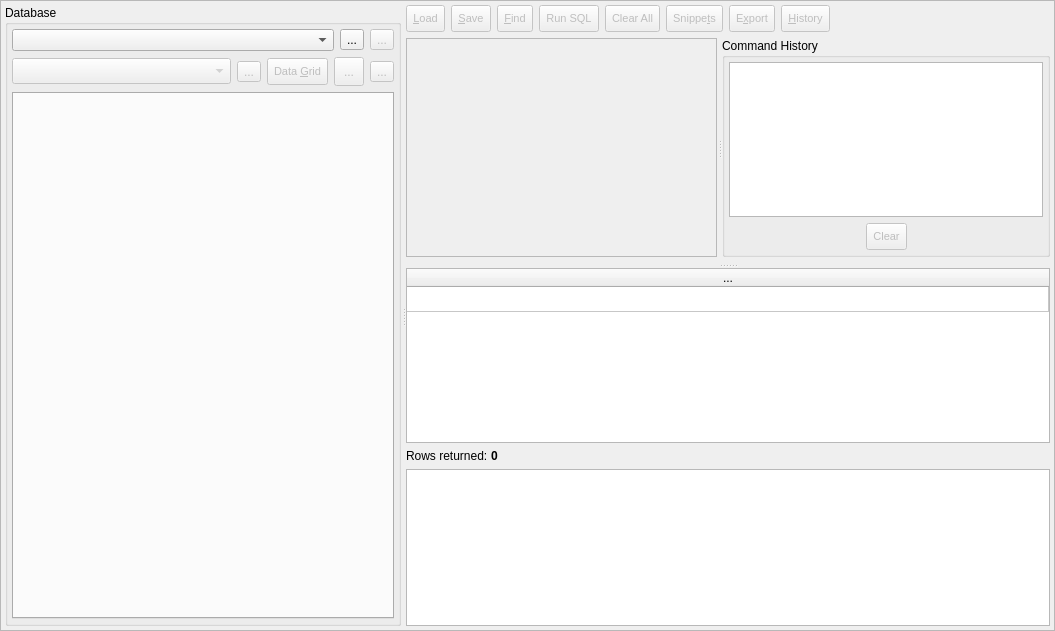
The window that libpgmodeler_ui/ui/sqltoolwidget.ui (pgmodeler/pgmodeler) describes before a commit, drawn with Qt 5.
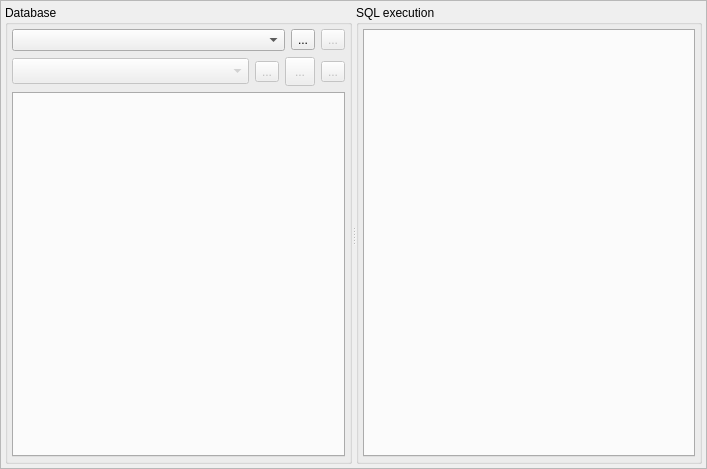
The same window after the commit. Icons and pictures are not drawn.

Diff of the .ui file:
```diff
--- a/libpgmodeler_ui/ui/sqltoolwidget.ui
+++ b/libpgmodeler_ui/ui/sqltoolwidget.ui
@@ -6,8 +6,8 @@
    <rect>
     <x>0</x>
     <y>0</y>
-    <width>1055</width>
-    <height>631</height>
+    <width>707</width>
+    <height>469</height>
    </rect>
   </property>
   <property name="windowTitle">
@@ -52,7 +52,7 @@
      <property name="frameShape">
       <enum>QFrame::StyledPanel</enum>
      </property>
-     <layout class="QGridLayout" name="gridLayout">
+     <layout class="QGridLayout" name="gridLayout_2">
       <property name="leftMargin">
        <number>4</number>
       </property>
@@ -70,9 +70,6 @@
         <property name="orientation">
          <enum>Qt::Horizontal</enum>
         </property>
-        <property name="handleWidth">
-         <number>5</number>
-        </property>
         <property name="childrenCollapsible">
          <bool>false</bool>
         </property>
@@ -212,46 +209,6 @@
               </property>
              </widget>
             </item>
-            <item>
-             <widget class="QToolButton" name="data_grid_tb">
-              <property name="enabled">
-               <bool>false</bool>
-              </property>
-              <property name="minimumSize">
-               <size>
-                <width>0</width>
-                <height>27</height>
-               </size>
-              </property>
-              <property name="font">
-               <font>
-                <pointsize>8</pointsize>
-               </font>
-              </property>
-              <property name="toolTip">
-               <string>Open the grid to visualize / edit data</string>
-              </property>
-              <property name="text">
-               <string>Data &amp;Grid</string>
-              </property>
-              <property name="icon">
-               <iconset resource="../res/resources.qrc">
-                <normaloff>:/icones/icones/result.png</normaloff>:/icones/icones/result.png</iconset>
-              </property>
-              <property name="iconSize">
-               <size>
-                <width>22</width>
-                <height>22</height>
-               </size>
-              </property>
-              <property name="shortcut">
-               <string>Alt+G</string>
-              </property>
-              <property name="toolButtonStyle">
-               <enum>Qt::ToolButtonIconOnly</enum>
-              </property>
-             </widget>
-            </item>
             <item>
              <widget class="QToolButton" name="drop_db_tb">
               <property name="enabled">
@@ -330,695 +287,49 @@
           </item>
          </layout>
         </widget>
-        <widget class="QSplitter" name="v_splitter">
-         <property name="orientation">
-          <enum>Qt::Vertical</enum>
+        <widget class="QGroupBox" name="sqlexec_gb">
+         <property name="sizePolicy">
+          <sizepolicy hsizetype="Expanding" vsizetype="Preferred">
+           <horstretch>0</horstretch>
+           <verstretch>0</verstretch>
+          </sizepolicy>
          </property>
-         <property name="handleWidth">
-          <number>5</number>
+         <property name="title">
+          <string>SQL execution</string>
          </property>
-         <property name="childrenCollapsible">
-          <bool>false</bool>
-         </property>
-         <widget class="QWidget" name="layoutWidget">
-          <layout class="QVBoxLayout" name="verticalLayout_3">
-           <property name="spacing">
-            <number>6</number>
-           </property>
-           <item>
-            <layout class="QHBoxLayout" name="horizontalLayout">
-             <item>
-              <widget class="QToolButton" name="load_tb">
-               <property name="enabled">
-                <bool>false</bool>
-               </property>
-               <property name="minimumSize">
-                <size>
-                 <width>0</width>
-                 <height>27</height>
-                </size>
-               </property>
-               <property name="font">
-                <font>
-                 <pointsize>8</pointsize>
-                </font>
-               </property>
-               <property name="toolTip">
-                <string>Load SQL script</string>
-               </property>
-               <property name="text">
-                <string>&amp;Load</string>
-               </property>
-               <property name="icon">
-                <iconset resource="../res/resources.qrc">
-                 <normaloff>:/icones/icones/abrir.png</normaloff>:/icones/icones/abrir.png</iconset>
-               </property>
-               <property name="iconSize">
-                <size>
-                 <width>20</width>
-                 <height>20</height>
-                </size>
-               </property>
-               <property name="shortcut">
-                <string notr="true">Alt+L</string>
-               </property>
-               <property name="checkable">
-                <bool>false</bool>
-               </property>
-               <property name="checked">
-                <bool>false</bool>
-               </property>
-               <property name="toolButtonStyle">
-                <enum>Qt::ToolButtonTextBesideIcon</enum>
-               </property>
-              </widget>
-             </item>
-             <item>
-              <widget class="QToolButton" name="save_tb">
-               <property name="enabled">
-                <bool>false</bool>
-               </property>
-               <property name="minimumSize">
-                <size>
-                 <width>0</width>
-                 <height>27</height>
-                </size>
-               </property>
-               <property name="font">
-                <font>
-                 <pointsize>8</pointsize>
-                </font>
-               </property>
-               <property name="toolTip">
-                <string>Save SQL commands</string>
-               </property>
-               <property name="text">
-                <string>&amp;Save</string>
-               </property>
-               <property name="icon">
-                <iconset resource="../res/resources.qrc">
-                 <normaloff>:/icones/icones/salvar.png</normaloff>:/icones/icones/salvar.png</iconset>
-               </property>
-               <property name="iconSize">
-                <size>
-                 <width>20</width>
-                 <height>20</height>
-                </size>
-               </property>
-               <property name="shortcut">
-                <string notr="true">Alt+S</string>
-               </property>
-               <property name="checkable">
-                <bool>false</bool>
-               </property>
-               <property name="checked">
-                <bool>false</bool>
-               </property>
-               <property name="popupMode">
-                <enum>QToolButton::InstantPopup</enum>
-               </property>
-               <property name="toolButtonStyle">
-                <enum>Qt::ToolButtonTextBesideIcon</enum>
-               </property>
-              </widget>
-             </item>
-             <item>
-              <widget class="QToolButton" name="find_tb">
-               <property name="enabled">
-                <bool>false</bool>
-               </property>
-               <property name="minimumSize">
-                <size>
-                 <width>0</width>
-                 <height>27</height>
-                </size>
-               </property>
-               <property name="font">
-                <font>
-                 <pointsize>8</pointsize>
-                </font>
-               </property>
-               <property name="toolTip">
-                <string>Save SQL commands</string>
-               </property>
-               <property name="text">
-                <string>&amp;Find</string>
-               </property>
-               <property name="icon">
-                <iconset resource="../res/resources.qrc">
-                 <normaloff>:/icones/icones/buscar.png</normaloff>:/icones/icones/buscar.png</iconset>
-               </property>
-               <property name="iconSize">
-                <size>
-                 <width>20</width>
-                 <height>20</height>
-                </size>
-               </property>
-               <property name="shortcut">
-                <string>Alt+F</string>
-               </property>
-               <property name="checkable">
-                <bool>true</bool>
-               </property>
-               <property name="checked">
-                <bool>false</bool>
-               </property>
-               <property name="popupMode">
-                <enum>QToolButton::InstantPopup</enum>
-               </property>
-               <property name="toolButtonStyle">
-                <enum>Qt::ToolButtonTextBesideIcon</enum>
-               </property>
-              </widget>
-             </item>
-             <item>
-              <widget class="QToolButton" name="run_sql_tb">
-               <property name="enabled">
-                <bool>false</bool>
-               </property>
-               <property name="sizePolicy">
-                <sizepolicy hsizetype="Fixed" vsizetype="Fixed">
-                 <horstretch>0</horstretch>
-                 <verstretch>0</verstretch>
-                </sizepolicy>
-               </property>
-               <property name="minimumSize">
-                <size>
-                 <width>0</width>
-                 <height>27</height>
-                </size>
-               </property>
-               <property name="font">
-                <font>
-                 <pointsize>8</pointsize>
-                </font>
-               </property>
-               <property name="toolTip">
-                <string>Run the specified SQL command</string>
-               </property>
-               <property name="text">
-                <string>Run SQL</string>
-               </property>
-               <property name="icon">
-                <iconset resource="../res/resources.qrc">
-                 <normaloff>:/icones/icones/run.png</normaloff>:/icones/icones/run.png</iconset>
-               </property>
-               <property name="iconSize">
-                <size>
-                 <width>20</width>
-                 <height>20</height>
-                </size>
-               </property>
-               <property name="shortcut">
-                <string>F6</string>
-               </property>
-               <property name="toolButtonStyle">
-                <enum>Qt::ToolButtonTextBesideIcon</enum>
-               </property>
-              </widget>
-             </item>
-             <item>
-              <widget class="QToolButton" name="clear_btn">
-               <property name="enabled">
-                <bool>false</bool>
-               </property>
-               <property name="minimumSize">
-                <size>
-                 <width>0</width>
-                 <height>27</height>
-                </size>
-               </property>
-               <property name="font">
-                <font>
-                 <pointsize>8</pointsize>
-                </font>
-               </property>
-               <property name="toolTip">
-                <string>Clear sql input field and results</string>
-               </property>
-               <property name="text">
-                <string>Clear All</string>
-               </property>
-               <property name="icon">
-                <iconset resource="../res/resources.qrc">
-                 <normaloff>:/icones/icones/limpartexto.png</normaloff>:/icones/icones/limpartexto.png</iconset>
-               </property>
-               <property name="iconSize">
-                <size>
-                 <width>20</width>
-                 <height>20</height>
-                </size>
-               </property>
-               <property name="toolButtonStyle">
-                <enum>Qt::ToolButtonTextBesideIcon</enum>
-               </property>
-              </widget>
-             </item>
-             <item>
-              <widget class="QToolButton" name="snippets_tb">
-               <property name="enabled">
-                <bool>false</bool>
-               </property>
-               <property name="minimumSize">
-                <size>
-                 <width>0</width>
-                 <height>27</height>
-                </size>
-               </property>
-               <property name="font">
-                <font>
-                 <pointsize>8</pointsize>
-                </font>
-               </property>
-               <property name="toolTip">
-                <string>Export results to a CSV file</string>
-               </property>
-               <property name="text">
-                <string>Snippe&amp;ts</string>
-               </property>
-               <property name="icon">
-                <iconset resource="../res/resources.qrc">
-                 <normaloff>:/icones/icones/codesnippet.png</normaloff>:/icones/icones/codesnippet.png</iconset>
-               </property>
-               <property name="iconSize">
-                <size>
-                 <width>20</width>
-                 <height>20</height>
-                </size>
-               </property>
-               <property name="shortcut">
-                <string notr="true">Alt+X</string>
-               </property>
-               <property name="checkable">
-                <bool>false</bool>
-               </property>
-               <property name="checked">
-                <bool>false</bool>
-               </property>
-               <property name="popupMode">
-                <enum>QToolButton::InstantPopup</enum>
-               </property>
-               <property name="toolButtonStyle">
-                <enum>Qt::ToolButtonTextBesideIcon</enum>
-               </property>
-              </widget>
-             </item>
-             <item>
-              <widget class="QToolButton" name="export_tb">
-               <property name="enabled">
-                <bool>false</bool>
-               </property>
-               <property name="minimumSize">
-                <size>
-                 <width>0</width>
-                 <height>27</height>
-                </size>
-               </property>
-               <property name="font">
-                <font>
-                 <pointsize>8</pointsize>
-                </font>
-               </property>
-               <property name="toolTip">
-                <string>Export results to a CSV file</string>
-               </property>
-               <property name="text">
-                <string>E&amp;xport</string>
-               </property>
-               <property name="icon">
-                <iconset resource="../res/resources.qrc">
-                 <normaloff>:/icones/icones/exportdata.png</normaloff>:/icones/icones/exportdata.png</iconset>
-               </property>
-               <property name="iconSize">
-                <size>
-                 <width>20</width>
-                 <height>20</height>
-                </size>
-               </property>
-               <property name="shortcut">
-                <string notr="true">Alt+X</string>
-               </property>
-               <property name="checkable">
-                <bool>false</bool>
-               </property>
-               <property name="checked">
-                <bool>false</bool>
-               </property>
-               <property name="toolButtonStyle">
-                <enum>Qt::ToolButtonTextBesideIcon</enum>
-               </property>
-              </widget>
-             </item>
-             <item>
-              <widget class="QToolButton" name="history_tb">
-               <property name="enabled">
-                <bool>false</bool>
-               </property>
-               <property name="minimumSize">
-                <size>
-                 <width>0</width>
-                 <height>27</height>
-                </size>
-               </property>
-               <property name="font">
-                <font>
-                 <pointsize>8</pointsize>
-                </font>
-               </property>
-               <property name="toolTip">
-                <string>Shows the command history</string>
-               </property>
-               <property name="text">
-                <string>&amp;History</string>
-               </property>
-               <property name="icon">
-                <iconset resource="../res/resources.qrc">
-                 <normaloff>:/icones/icones/visaolista.png</normaloff>:/icones/icones/visaolista.png</iconset>
-               </property>
-               <property name="iconSize">
-                <size>
-                 <width>20</width>
-                 <height>20</height>
-                </size>
-               </property>
-               <property name="shortcut">
-                <string>Alt+H</string>
-               </property>
-               <property name="checkable">
-                <bool>true</bool>
-               </property>
-               <property name="checked">
-                <bool>false</bool>
-               </property>
-               <property name="toolButtonStyle">
-                <enum>Qt::ToolButtonTextBesideIcon</enum>
-               </property>
-              </widget>
-             </item>
-             <item>
-              <spacer name="horizontalSpacer">
-               <property name="orientation">
-                <enum>Qt::Horizontal</enum>
-               </property>
-               <property name="sizeHint" stdset="0">
-                <size>
-                 <width>40</width>
-                 <height>20</height>
-                </size>
-               </property>
-              </spacer>
-             </item>
-            </layout>
-           </item>
-           <item>
-            <widget class="QSplitter" name="h_splitter1">
-             <property name="orientation">
-              <enum>Qt::Horizontal</enum>
-             </property>
-             <property name="handleWidth">
-              <number>5</number>
-             </property>
-             <property name="childrenCollapsible">
-              <bool>false</bool>
-             </property>
-             <widget class="QTextEdit" name="sql_cmd_txt">
-              <property name="enabled">
-               <bool>false</bool>
-              </property>
-              <property name="tabChangesFocus">
-               <bool>true</bool>
-              </property>
-              <property name="lineWrapMode">
-               <enum>QTextEdit::NoWrap</enum>
-              </property>
-             </widget>
-             <widget class="QGroupBox" name="cmd_history_gb">
-              <property name="sizePolicy">
-               <sizepolicy hsizetype="Preferred" vsizetype="Expanding">
-                <horstretch>0</horstretch>
-                <verstretch>0</verstretch>
-               </sizepolicy>
-              </property>
-              <property name="title">
-               <string>Command History</string>
-              </property>
-              <layout class="QGridLayout" name="gridLayout_7">
-               <property name="leftMargin">
-                <number>4</number>
-               </property>
-               <property name="topMargin">
-                <number>4</number>
-               </property>
-               <property name="rightMargin">
-                <number>4</number>
-               </property>
-               <property name="bottomMargin">
-                <number>4</number>
-               </property>
-               <item row="1" column="0">
-                <spacer name="horizontalSpacer_7">
-                 <property name="orientation">
-                  <enum>Qt::Horizontal</enum>
-                 </property>
-                 <property name="sizeHint" stdset="0">
-                  <size>
-                   <width>40</width>
-                   <height>20</height>
-                  </size>
-                 </property>
-                </spacer>
-               </item>
-               <item row="1" column="1">
-                <widget class="QToolButton" name="clear_history_btn">
-                 <property name="enabled">
-                  <bool>false</bool>
-                 </property>
-                 <property name="minimumSize">
-                  <size>
-                   <width>0</width>
-                   <height>27</height>
-                  </size>
-                 </property>
-                 <property name="font">
-                  <font>
-                   <pointsize>8</pointsize>
-                  </font>
-                 </property>
-                 <property name="toolTip">
-                  <string>Clear sql input field and results.</string>
-                 </property>
-                 <property name="text">
-                  <string>Clear</string>
-                 </property>
-                 <property name="icon">
-                  <iconset resource="../res/resources.qrc">
-                   <normaloff>:/icones/icones/limpartexto.png</normaloff>:/icones/icones/limpartexto.png</iconset>
-                 </property>
-                 <property name="iconSize">
-                  <size>
-                   <width>20</width>
-                   <height>20</height>
-                  </size>
-                 </property>
-                 <property name="toolButtonStyle">
-                  <enum>Qt::ToolButtonTextBesideIcon</enum>
-                 </property>
-                </widget>
-               </item>
-               <item row="1" column="2">
-                <spacer name="horizontalSpacer_8">
-                 <property name="orientation">
-                  <enum>Qt::Horizontal</enum>
-                 </property>
-                 <property name="sizeHint" stdset="0">
-                  <size>
-                   <width>40</width>
-                   <height>20</height>
-                  </size>
-                 </property>
-                </spacer>
-               </item>
-               <item row="0" column="0" colspan="3">
-                <widget class="QListWidget" name="cmd_history_lst">
-                 <property name="editTriggers">
-                  <set>QAbstractItemView::NoEditTriggers</set>
-                 </property>
-                 <property name="uniformItemSizes">
-                  <bool>true</bool>
-                 </property>
-                </widget>
-               </item>
-              </layout>
-             </widget>
-            </widget>
-           </item>
-           <item>
-            <widget class="QWidget" name="find_wgt_parent" native="true">
-             <property name="sizePolicy">
-              <sizepolicy hsizetype="Preferred" vsizetype="Fixed">
-               <horstretch>0</horstretch>
-               <verstretch>0</verstretch>
-              </sizepolicy>
-             </property>
-            </widget>
-           </item>
-          </layout>
-         </widget>
-         <widget class="QWidget" name="layoutWidget1">
-          <layout class="QGridLayout" name="gridLayout_2">
-           <property name="spacing">
-            <number>0</number>
-           </property>
-           <item row="0" column="0" colspan="2">
-            <widget class="QWidget" name="results_parent" native="true">
-             <property name="minimumSize">
-              <size>
-               <width>100</width>
-               <height>200</height>
-              </size>
-             </property>
-             <layout class="QGridLayout" name="gridLayout_3">
-              <property name="leftMargin">
-               <number>0</number>
-              </property>
-              <property name="topMargin">
-               <number>0</number>
-              </property>
-              <property name="rightMargin">
-               <number>0</number>
-              </property>
-              <property name="bottomMargin">
-               <number>6</number>
-              </property>
-              <property name="horizontalSpacing">
-               <number>0</number>
-              </property>
-              <item row="0" column="0" colspan="2">
-               <widget class="QTableWidget" name="results_tbw">
-                <property name="enabled">
-                 <bool>true</bool>
-                </property>
-                <property name="autoFillBackground">
-                 <bool>true</bool>
-                </property>
-                <property name="editTriggers">
-                 <set>QAbstractItemView::NoEditTriggers</set>
-                </property>
-                <property name="alternatingRowColors">
-                 <bool>true</bool>
-                </property>
-                <property name="selectionMode">
-                 <enum>QAbstractItemView::ContiguousSelection</enum>
-                </property>
-                <property name="sortingEnabled">
-                 <bool>false</bool>
-                </property>
-                <attribute name="horizontalHeaderHighlightSections">
-                 <bool>true</bool>
-                </attribute>
-                <attribute name="horizontalHeaderMinimumSectionSize">
-                 <number>30</number>
-                </attribute>
-                <attribute name="horizontalHeaderShowSortIndicator" stdset="0">
-                 <bool>false</bool>
-                </attribute>
-                <attribute name="horizontalHeaderStretchLastSection">
-                 <bool>true</bool>
-                </attribute>
-                <attribute name="verticalHeaderVisible">
-                 <bool>false</bool>
-                </attribute>
-                <attribute name="verticalHeaderCascadingSectionResizes">
-                 <bool>false</bool>
-                </attribute>
-                <attribute name="verticalHeaderDefaultSectionSize">
-                 <number>25</number>
-                </attribute>
-                <attribute name="verticalHeaderMinimumSectionSize">
-                 <number>25</number>
-                </attribute>
-                <attribute name="verticalHeaderStretchLastSection">
-                 <bool>false</bool>
-                </attribute>
-                <row>
-                 <property name="text">
-                  <string>...</string>
-                 </property>
-                </row>
-                <column>
-                 <property name="text">
-                  <string>...</string>
-                 </property>
-                </column>
-               </widget>
-              </item>
-              <item row="1" column="1">
-               <widget class="QLabel" name="row_cnt_lbl">
-                <property name="font">
-                 <font>
-                  <weight>75</weight>
-                  <bold>true</bold>
-                 </font>
-                </property>
-                <property name="text">
-                 <string>0</string>
-                </property>
-               </widget>
-              </item>
-              <item row="1" column="0">
-               <widget class="QLabel" name="rows_ret_lbl">
-                <property name="sizePolicy">
-                 <sizepolicy hsizetype="Fixed" vsizetype="Preferred">
-                  <horstretch>0</horstretch>
-                  <verstretch>0</verstretch>
-                 </sizepolicy>
-                </property>
-                <property name="text">
-                 <string>Rows returned: </string>
-                </property>
-                <property name="indent">
-                 <number>-1</number>
-                </property>
-               </widget>
-              </item>
-             </layout>
-            </widget>
-           </item>
-           <item row="1" column="0" rowspan="2" colspan="2">
-            <widget class="QListWidget" name="msgoutput_lst">
-             <property name="font">
-              <font>
-               <pointsize>8</pointsize>
-              </font>
-             </property>
-             <property name="editTriggers">
-              <set>QAbstractItemView::NoEditTriggers</set>
-             </property>
-             <property name="showDropIndicator" stdset="0">
-              <bool>false</bool>
-             </property>
-             <property name="alternatingRowColors">
-              <bool>true</bool>
-             </property>
-             <property name="selectionMode">
-              <enum>QAbstractItemView::NoSelection</enum>
-             </property>
-             <property name="selectionBehavior">
-              <enum>QAbstractItemView::SelectRows</enum>
-             </property>
-             <property name="iconSize">
-              <size>
-               <width>20</width>
-               <height>20</height>
-              </size>
-             </property>
-             <property name="spacing">
-              <number>2</number>
-             </property>
-            </widget>
-           </item>
-          </layout>
-         </widget>
+         <layout class="QGridLayout" name="gridLayout">
+          <property name="leftMargin">
+           <number>4</number>
+          </property>
+          <property name="topMargin">
+           <number>4</number>
+          </property>
+          <property name="rightMargin">
+           <number>4</number>
+          </property>
+          <property name="bottomMargin">
+           <number>4</number>
+          </property>
+          <item row="0" column="0">
+           <widget class="QTabWidget" name="sqlexec_tbw">
+            <property name="minimumSize">
+             <size>
+              <width>310</width>
+              <height>0</height>
+             </size>
+            </property>
+            <property name="documentMode">
+             <bool>false</bool>
+            </property>
+            <property name="tabsClosable">
+             <bool>true</bool>
+            </property>
+            <property name="movable">
+             <bool>true</bool>
+            </property>
+           </widget>
+          </item>
+         </layout>
         </widget>
        </widget>
       </item>
```
Left out of the diff: 11 changed lines with no effect on the pictures.
